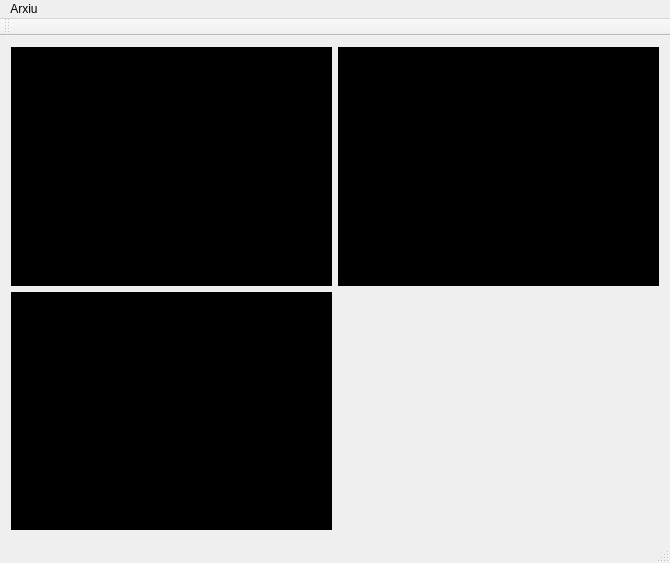
This is Gstreamer/VideoMixer/mainwindow.ui in acamara/videoview as Qt 5 draws it before an edit. The edited form follows.
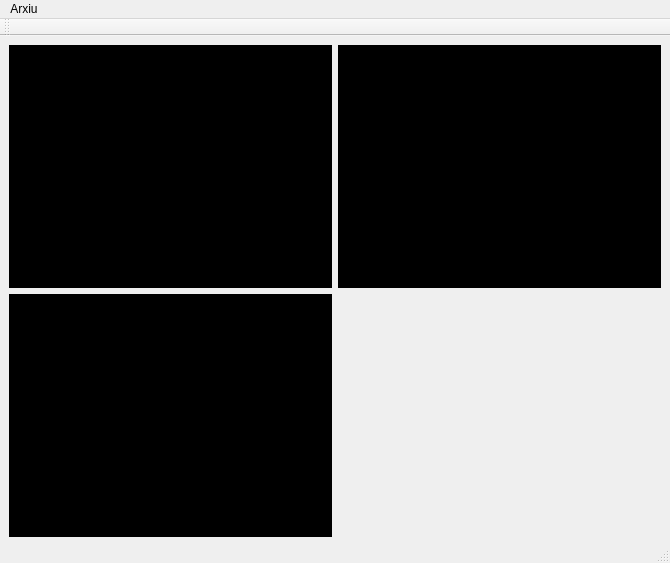
This is the edited form.

```diff
--- a/Gstreamer/VideoMixer/mainwindow.ui
+++ b/Gstreamer/VideoMixer/mainwindow.ui
@@ -14,29 +14,45 @@
    <string>MainWindow</string>
   </property>
   <widget class="QWidget" name="centralWidget">
-   <layout class="QGridLayout" name="gridLayout">
-    <item row="0" column="0">
      <widget class="QWidget" name="widget" native="true">
+    <property name="geometry">
+     <rect>
+      <x>9</x>
+      <y>9</y>
+      <width>323</width>
+      <height>243</height>
+     </rect>
+    </property>
       <property name="styleSheet">
        <string notr="true">background-color: rgb(0, 0, 0);</string>
       </property>
      </widget>
-    </item>
-    <item row="0" column="1">
      <widget class="QWidget" name="widget_3" native="true">
+    <property name="geometry">
+     <rect>
+      <x>338</x>
+      <y>9</y>
+      <width>323</width>
+      <height>243</height>
+     </rect>
+    </property>
       <property name="styleSheet">
        <string notr="true">background-color: rgb(0, 0, 0);</string>
       </property>
      </widget>
-    </item>
-    <item row="1" column="0">
      <widget class="QWidget" name="widget_2" native="true">
+    <property name="geometry">
+     <rect>
+      <x>9</x>
+      <y>258</y>
+      <width>323</width>
+      <height>243</height>
+     </rect>
+    </property>
       <property name="styleSheet">
        <string notr="true">background-color: rgb(0, 0, 0);</string>
       </property>
      </widget>
-    </item>
-   </layout>
   </widget>
   <widget class="QMenuBar" name="menuBar">
    <property name="geometry">
```
Lines whose indentation alone changed are shown as unchanged.
